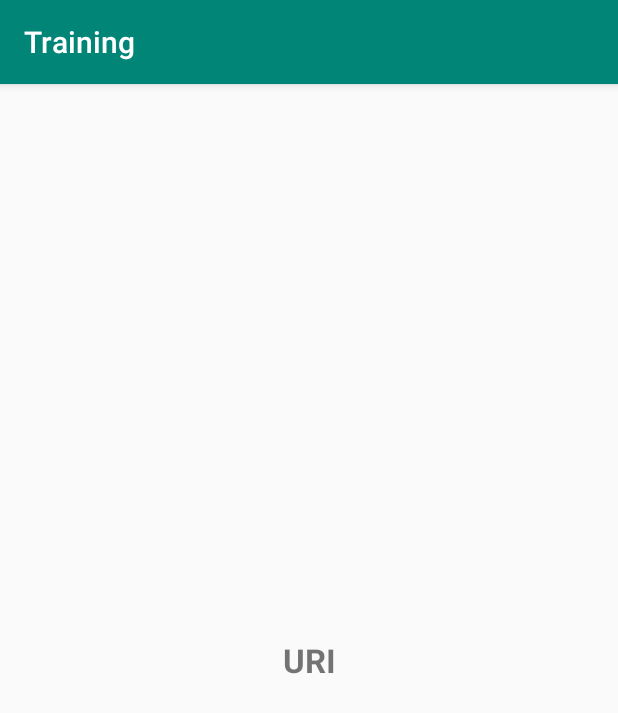
After one commit to simasdanilo/android-training, an Android app: the WebActivity screen opened directly, with no data from a screen before it, on a phone screen of 412 x 824 dp. The commit adds this screen. Shown: the top 713 px of the screen. Run offline under Robolectric (Android 15) with nearby library versions, the phone set to English and light mode, and no system bars.

Commit message:
feat: implements lesson 2.3: Implicit intents

```diff
--- /dev/null
+++ b/app/src/main/java/com/simasdanilo/training/WebActivity.java
@@ -0,0 +1,35 @@
+package com.simasdanilo.training;
+
+import android.content.Intent;
+import android.net.Uri;
+import android.support.v7.app.AppCompatActivity;
+import android.os.Bundle;
+import android.widget.TextView;
+
+public class WebActivity extends AppCompatActivity {
+    private  TextView uriMessageText;
+
+    @Override
+    protected void onCreate(Bundle savedInstanceState) {
+        super.onCreate(savedInstanceState);
+        setContentView(R.layout.activity_web);
+        this.bindViews();
+
+        Intent intent = getIntent();
+        Uri uri = intent.getData();
+
+        if (uri != null) {
+            this.showUri(uri);
+        }
+    }
+
+    private void bindViews() {
+        this.uriMessageText = findViewById(R.id.text_uri_message);
+    }
+
+    private void showUri(Uri uri) {
+        final String uriLabel = getString(R.string.uri_label);
+        final String uriText = uriLabel + uri.toString();
+        this.uriMessageText.setText(uriText);
+    }
+}
--- /dev/null
+++ b/app/src/main/res/layout/activity_web.xml
@@ -0,0 +1,26 @@
+<?xml version="1.0" encoding="utf-8"?>
+<android.support.constraint.ConstraintLayout
+    xmlns:android="http://schemas.android.com/apk/res/android"
+    xmlns:app="http://schemas.android.com/apk/res-auto"
+    xmlns:tools="http://schemas.android.com/tools"
+    android:layout_width="match_parent"
+    android:layout_height="match_parent"
+    tools:context=".WebActivity">
+
+    <TextView
+        android:id="@+id/text_uri_message"
+        android:layout_width="wrap_content"
+        android:layout_height="wrap_content"
+        android:layout_marginStart="32dp"
+        android:layout_marginTop="8dp"
+        android:layout_marginEnd="32dp"
+        android:layout_marginBottom="8dp"
+        android:text="URI"
+        android:textSize="22sp"
+        android:textStyle="bold"
+        app:layout_constraintBottom_toBottomOf="parent"
+        app:layout_constraintEnd_toEndOf="parent"
+        app:layout_constraintStart_toStartOf="parent"
+        app:layout_constraintTop_toTopOf="parent" />
+
+</android.support.constraint.ConstraintLayout>
```
Also changed, not shown: app/src/main/AndroidManifest.xml (+9 -0 lines), app/src/main/java/com/simasdanilo/training/MainActivity.java (+58 -0 lines), app/src/main/res/layout/activity_main.xml (+44 -8 lines), app/src/main/res/values/strings.xml (+11 -0 lines).
